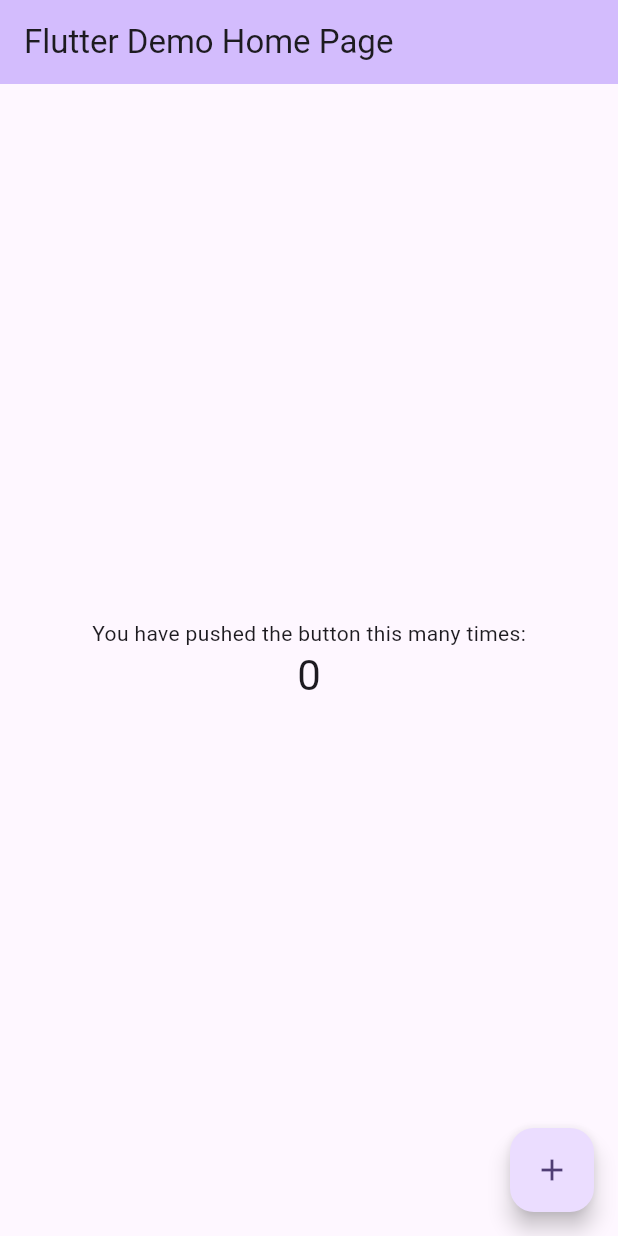
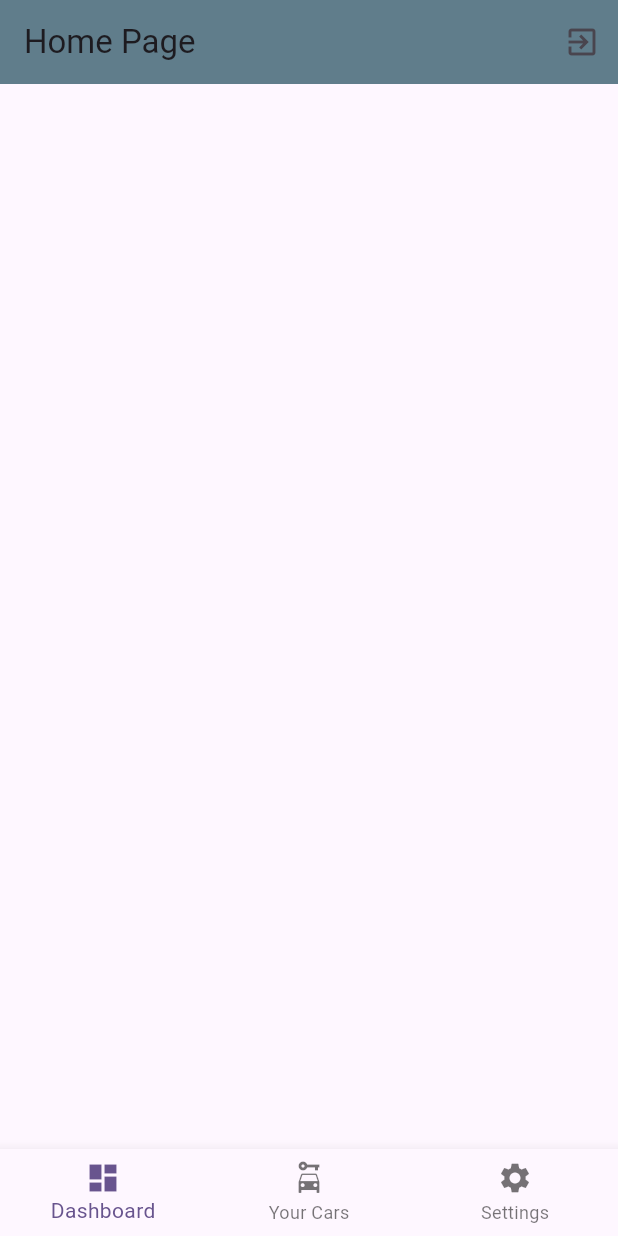
Before and after one commit to Nathan-Augustinov/CarAlerts, a Flutter app: the screen it shows once a user with an empty profile is signed in, on a phone screen of 412 x 824 dp. Run offline on Flutter 3.47's test engine with Material 3 defaults, Android fonts, the phone set to English and light mode, and no system bars; our stand-ins replace firebase_auth, firebase_core, google_sign_in; accounts and stored records are empty.

Commit message:
"Refactor HomePage and implement MainScreen for navigation
- Extracted HomePage class from main.dart into its own file for better modularity.
- Implemented a logout button on the HomePage top bar for user convenience.
- Cleared the body of HomePage in preparation for the upcoming dashboard feature.
- Updated the title of the HomePage to better reflect its purpose.
- Created MainScreen widget to handle bottom navigation bar, ensuring consistent navigation across different sections of the app."

```diff
--- a/lib/main.dart
+++ b/lib/main.dart
@@ -3,6 +3,7 @@ import 'package:flutter/material.dart';
 import 'package:firebase_core/firebase_core.dart';
 import 'firebase_options.dart';
 import './screens/signInScreen.dart';
+import './screens/mainScreen.dart';
 
 void main() async {
   WidgetsFlutterBinding.ensureInitialized();
@@ -46,101 +47,12 @@ class MyApp extends StatelessWidget {
           if (snapshot.connectionState == ConnectionState.waiting) {
             return CircularProgressIndicator();
           } else if (snapshot.hasData) {
-            return MyHomePage(title: 'Flutter Demo Home Page'); // User is signed in
+            return MainScreen(); // User is signed in
           } else {
             return SignInScreen(); // User is not signed in
           }
         },
       ),
-      // const MyHomePage(title: 'Flutter Demo Home Page'),
     );
   }
 }
-
-class MyHomePage extends StatefulWidget {
-  const MyHomePage({super.key, required this.title});
-
-  // This widget is the home page of your application. It is stateful, meaning
-  // that it has a State object (defined below) that contains fields that affect
-  // how it looks.
-
-  // This class is the configuration for the state. It holds the values (in this
-  // case the title) provided by the parent (in this case the App widget) and
-  // used by the build method of the State. Fields in a Widget subclass are
-  // always marked "final".
-
-  final String title;
-
-  @override
-  State<MyHomePage> createState() => _MyHomePageState();
-}
-
-class _MyHomePageState extends State<MyHomePage> {
-  int _counter = 0;
-
-  void _incrementCounter() {
-    setState(() {
-      // This call to setState tells the Flutter framework that something has
-      // changed in this State, which causes it to rerun the build method below
-      // so that the display can reflect the updated values. If we changed
-      // _counter without calling setState(), then the build method would not be
-      // called again, and so nothing would appear to happen.
-      _counter++;
-    });
-  }
-
-  @override
-  Widget build(BuildContext context) {
-    // This method is rerun every time setState is called, for instance as done
-    // by the _incrementCounter method above.
-    //
-    // The Flutter framework has been optimized to make rerunning build methods
-    // fast, so that you can just rebuild anything that needs updating rather
-    // than having to individually change instances of widgets.
-    return Scaffold(
-      appBar: AppBar(
-        // TRY THIS: Try changing the color here to a specific color (to
-        // Colors.amber, perhaps?) and trigger a hot reload to see the AppBar
-        // change color while the other colors stay the same.
-        backgroundColor: Theme.of(context).colorScheme.inversePrimary,
-        // Here we take the value from the MyHomePage object that was created by
-        // the App.build method, and use it to set our appbar title.
-        title: Text(widget.title),
-      ),
-      body: Center(
-        // Center is a layout widget. It takes a single child and positions it
-        // in the middle of the parent.
-        child: Column(
-          // Column is also a layout widget. It takes a list of children and
-          // arranges them vertically. By default, it sizes itself to fit its
-          // children horizontally, and tries to be as tall as its parent.
-          //
-          // Column has various properties to control how it sizes itself and
-          // how it positions its children. Here we use mainAxisAlignment to
-          // center the children vertically; the main axis here is the vertical
-          // axis because Columns are vertical (the cross axis would be
-          // horizontal).
-          //
-          // TRY THIS: Invoke "debug painting" (choose the "Toggle Debug Paint"
-          // action in the IDE, or press "p" in the console), to see the
-          // wireframe for each widget.
-          mainAxisAlignment: MainAxisAlignment.center,
-          children: <Widget>[
-            const Text(
-              'You have pushed the button this many times:',
-            ),
-            Text(
-              '$_counter',
-              style: Theme.of(context).textTheme.headlineMedium,
-            ),
-          ],
-        ),
-      ),
-      floatingActionButton: FloatingActionButton(
-        onPressed: _incrementCounter,
-        tooltip: 'Increment',
-        child: const Icon(Icons.add),
-      ), // This trailing comma makes auto-formatting nicer for build methods.
-    );
-  }
-}
--- /dev/null
+++ b/lib/screens/homePageScreen.dart
@@ -0,0 +1,46 @@
+import 'package:flutter/material.dart';
+import './signInScreen.dart';
+import '../services/authentication.dart';
+
+class MyHomePage extends StatefulWidget {
+  const MyHomePage({super.key});
+
+  // This widget is the home page of your application. It is stateful, meaning
+  // that it has a State object (defined below) that contains fields that affect
+  // how it looks.
+
+  // This class is the configuration for the state. It holds the values (in this
+  // case the title) provided by the parent (in this case the App widget) and
+  // used by the build method of the State. Fields in a Widget subclass are
+  // always marked "final".
+
+  @override
+  State<MyHomePage> createState() => _MyHomePageState();
+}
+
+class _MyHomePageState extends State<MyHomePage> {
+
+  void _signOut(BuildContext context) async {
+    await AuthenticationService().signOutFromGoogle();
+    Navigator.pushReplacement(
+      context,
+      MaterialPageRoute(builder: (context) => SignInScreen()),
+    );
+  }
+
+  @override
+  Widget build(BuildContext context) {
+    return Scaffold(
+      appBar: AppBar(
+        backgroundColor: Colors.blueGrey,
+        title: const Text("Home Page"),
+        actions: [
+          IconButton(
+            icon: const Icon(Icons.exit_to_app),
+            onPressed: () => _signOut(context),
+          ),
+        ],
+      ),
+    );
+  }
+}
--- /dev/null
+++ b/lib/screens/mainScreen.dart
@@ -0,0 +1,54 @@
+import 'package:flutter/material.dart';
+import './homePageScreen.dart';
+
+class MainScreen extends StatefulWidget {
+  @override
+  _MainScreenState createState() => _MainScreenState();
+
+}
+
+class _MainScreenState extends State<MainScreen>{
+
+  int _selectedIndex = 0;
+
+  static const List<Widget> _tabOptions = <Widget>[
+    MyHomePage(),
+    MyHomePage(),
+    MyHomePage(),
+  ];
+
+  void _onItemTapped(int index){
+    setState(() {
+      _selectedIndex = index;
+    });
+  }
+
+  @override
+  Widget build(BuildContext context) {
+    return Scaffold(
+      body: Center(
+        child: _tabOptions.elementAt(_selectedIndex),
+      ),
+      bottomNavigationBar: BottomNavigationBar(
+        items: const <BottomNavigationBarItem>[
+          BottomNavigationBarItem(
+            icon: Icon(Icons.dashboard),
+            label: 'Dashboard',
+          ),
+          BottomNavigationBarItem(
+            icon: Icon(Icons.car_rental),
+            label: 'Your Cars',
+          ),
+          BottomNavigationBarItem(
+            icon: Icon(Icons.settings),
+            label: 'Settings',
+          ),
+        ],
+        currentIndex: _selectedIndex,
+        onTap: _onItemTapped,
+      ),
+    );
+  }
+
+
+}
--- a/lib/screens/signInScreen.dart
+++ b/lib/screens/signInScreen.dart
@@ -1,6 +1,6 @@
+import 'package:car_alerts/screens/mainScreen.dart';
 import 'package:flutter/material.dart';
 import 'package:firebase_auth/firebase_auth.dart';
-import '../main.dart';
 import '../services/authentication.dart';
 
 class SignInScreen extends StatelessWidget {
@@ -17,7 +17,7 @@ class SignInScreen extends StatelessWidget {
               // Navigate to Home Screen
               Navigator.pushReplacement(
                 context,
-                MaterialPageRoute(builder: (context) => MyHomePage(title: 'Flutter Demo Home Page'))
+                MaterialPageRoute(builder: (context) => MainScreen())
               );
             }
           },
--- a/lib/services/authentication.dart
+++ b/lib/services/authentication.dart
@@ -20,4 +20,9 @@ class AuthenticationService {
     UserCredential userCredential = await _firebaseAuth.signInWithCredential(credential);
     return userCredential.user;
   }
+
+  Future<void> signOutFromGoogle() async {
+    await _googleSignIn.signOut();
+    await _firebaseAuth.signOut();
+  }
 }
```
